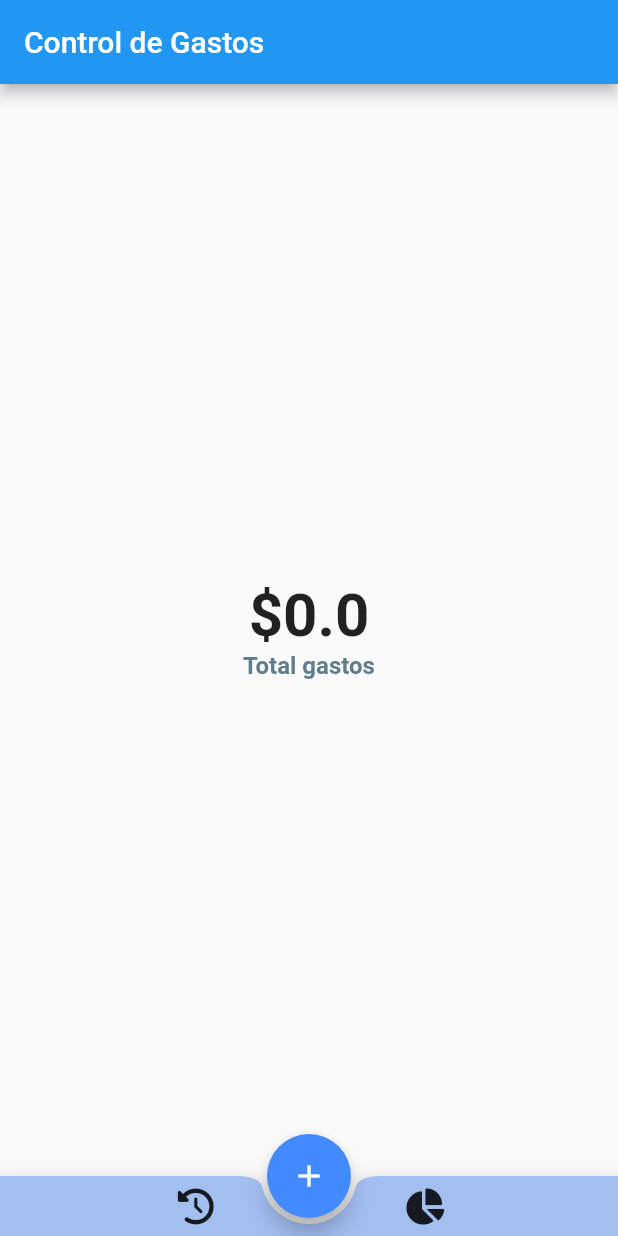
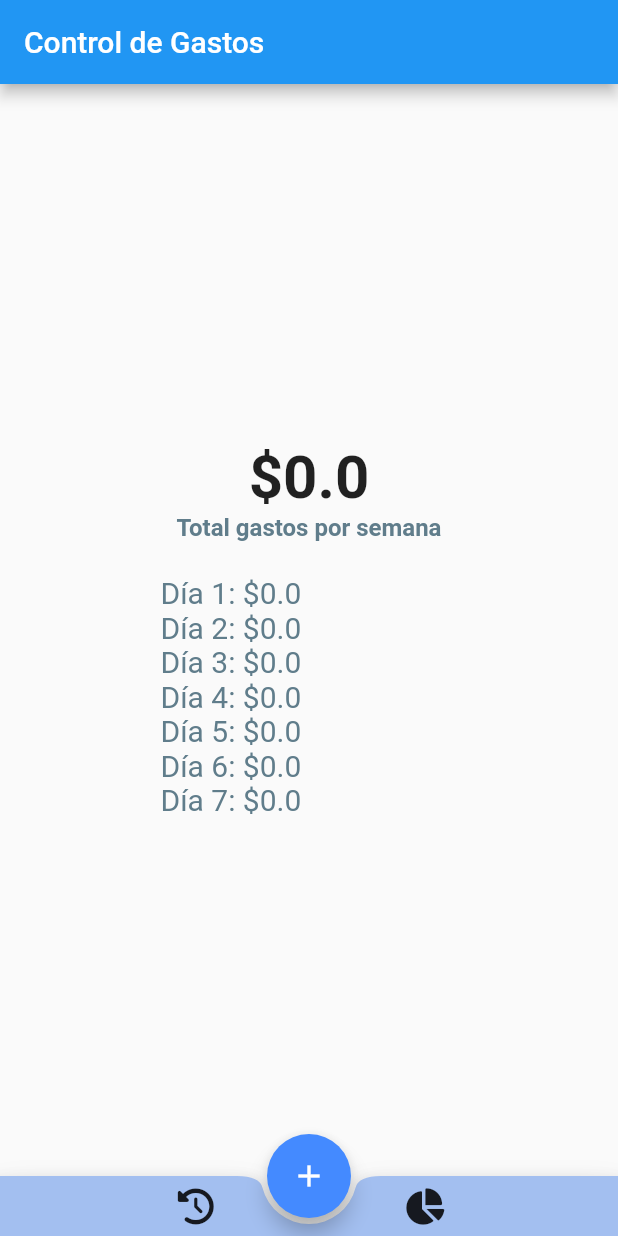
Before and after one commit to gonzaSala/controlGastosv1, a Flutter app: the screen it shows after launch, on a phone screen of 412 x 824 dp. Run offline on Flutter 3.47's test engine with Material 2 defaults, Android fonts, the light colour scheme and no system bars; our stand-ins replace charts_flutter, cloud_firestore, firebase_core, font_awesome_flutter; accounts and stored records are empty.

Commit message:
agregamos cosas

```diff
--- a/lib/screens/homePage.dart
+++ b/lib/screens/homePage.dart
@@ -1,12 +1,10 @@
+import 'package:flutter/material.dart';
+import 'package:font_awesome_flutter/font_awesome_flutter.dart';
+import 'package:charts_flutter/flutter.dart' as charts;
 import 'package:app_control_gastos/screens/addValue.dart';
 import 'package:app_control_gastos/screens/chartPage.dart';
 import 'package:app_control_gastos/screens/historial.dart';
-import 'package:charts_flutter/flutter.dart' as charts;
 import 'package:app_control_gastos/services/firebase_service.dart';
-import 'package:flutter/material.dart';
-
-//Icons
-import 'package:font_awesome_flutter/font_awesome_flutter.dart';
 
 class HomePage extends StatefulWidget {
   const HomePage({
@@ -22,9 +20,7 @@ class _HomePageState extends State<HomePage> {
   Widget build(BuildContext context) {
     return Scaffold(
       appBar: AppBar(
-        title: Text(
-          'Control de Gastos',
-        ),
+        title: Text('Control de Gastos'),
       ),
       body: Center(
         child: Container(
@@ -34,30 +30,51 @@ class _HomePageState extends State<HomePage> {
             crossAxisAlignment: CrossAxisAlignment.start,
             mainAxisSize: MainAxisSize.max,
             children: <Widget>[
-              FutureBuilder<double>(
-                future: calculateTotalExpense(),
+              FutureBuilder<List<double>>(
+                future: calculateWeeklyExpenses(),
                 builder: (context, snapshot) {
                   if (snapshot.connectionState == ConnectionState.waiting) {
                     return CircularProgressIndicator();
                   } else if (snapshot.hasError) {
                     return Text('Error: ${snapshot.error}');
                   } else {
-                    final totalExpense = snapshot.data ?? 0;
+                    final weeklyTotals = snapshot.data ?? List.filled(7, 0.0);
                     return Column(
                       children: [
                         Text(
-                          '\$$totalExpense',
+                          '\$${weeklyTotals.fold(0.0, (total, weeklyTotal) => total + weeklyTotal)}',
                           style: TextStyle(
                             fontSize: 40,
                             fontWeight: FontWeight.bold,
                           ),
+                          textAlign: TextAlign.left,
                         ),
                         Text(
-                          'Total gastos',
+                          'Total gastos por semana',
                           style: TextStyle(
                             fontSize: 16,
                             fontWeight: FontWeight.bold,
                             color: Colors.blueGrey,
+                          ),
+                          textAlign: TextAlign.left,
+                        ),
+                        // Puedes mostrar los totales diarios si es necesario
+                        Container(
+                          margin: EdgeInsets.only(
+                              left: 107.0, top: 22.5), // Margen a la izquierda
+                          child: Column(
+                            mainAxisAlignment: MainAxisAlignment.spaceBetween,
+                            crossAxisAlignment: CrossAxisAlignment.stretch,
+                            children: [
+                              for (int i = 0; i < weeklyTotals.length; i++)
+                                Text(
+                                  'Día ${i + 1}: \$${weeklyTotals[i]}',
+                                  style: TextStyle(
+                                    fontSize: 20,
+                                    color: Colors.blueGrey,
+                                  ),
+                                ),
+                            ],
                           ),
                         ),
                       ],
@@ -65,8 +82,6 @@ class _HomePageState extends State<HomePage> {
                   }
                 },
               ),
-
-              //
             ],
           ),
         ),
@@ -111,7 +126,6 @@ class _HomePageState extends State<HomePage> {
       ),
     );
   }
-}
 
   Widget bottomAction(IconData icon, Function() onTapCallback) {
     return InkWell(
@@ -122,3 +136,4 @@ Widget bottomAction(IconData icon, Function() onTapCallback) {
       onTap: onTapCallback,
     );
   }
+}
```
Also changed, not shown: lib/services/chart.dart (+19 -27 lines), lib/services/firebase_service.dart (+20 -23 lines). Lines whose indentation alone changed are shown as unchanged.
